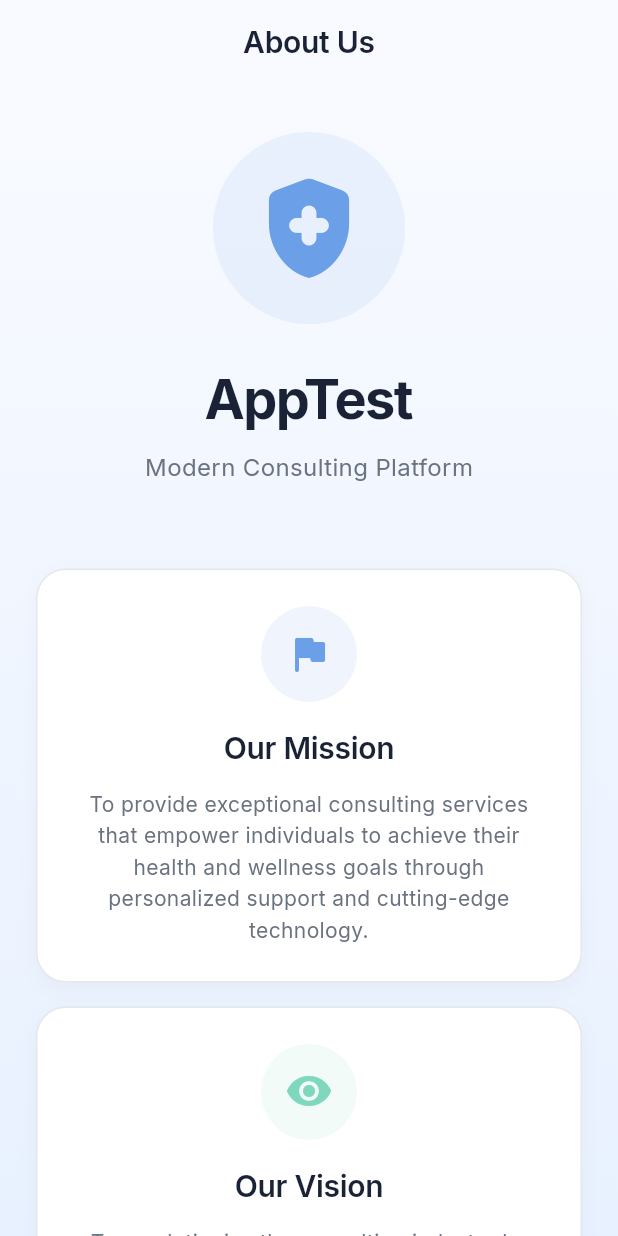
After one commit to santilanzb/apptest, a Flutter app: the AboutScreen screen opened by its route, on a phone screen of 412 x 824 dp. The commit adds this screen. Run offline on Flutter 3.47's test engine with Material 3 defaults, Android fonts, the phone set to English and light mode, and no system bars; our stand-ins replace flutter_dotenv, flutter_riverpod, go_router, google_fonts, supabase_flutter; accounts and stored records are empty.

Commit message:
feat: add About Us and Profile Edit screens with navigation

```diff
--- a/lib/core/router/app_router.dart
+++ b/lib/core/router/app_router.dart
@@ -7,6 +7,8 @@ import '../../presentation/screens/auth/signup_screen.dart';
 import '../../presentation/screens/auth/forgot_password_screen.dart';
 import '../../presentation/screens/home/home_screen.dart';
 import '../../presentation/screens/profile/profile_screen.dart';
+import '../../presentation/screens/profile/profile_edit_screen.dart';
+import '../../presentation/screens/about/about_screen.dart';
 import '../navigation/main_navigation_shell.dart';
 
 final goRouterProvider = Provider<GoRouter>((ref) {
@@ -88,6 +90,18 @@ final goRouterProvider = Provider<GoRouter>((ref) {
           ),
         ],
       ),
+
+      // Full-screen routes (without bottom nav)
+      GoRoute(
+        path: '/profile/edit',
+        name: 'profile-edit',
+        builder: (context, state) => const ProfileEditScreen(),
+      ),
+      GoRoute(
+        path: '/about',
+        name: 'about',
+        builder: (context, state) => const AboutScreen(),
+      ),
     ],
   );
 });
--- /dev/null
+++ b/lib/presentation/screens/about/about_screen.dart
@@ -0,0 +1,313 @@
+import 'package:flutter/material.dart';
+import '../../../core/constants/colors.dart';
+import '../../../core/constants/text_styles.dart';
+
+class AboutScreen extends StatelessWidget {
+  const AboutScreen({super.key});
+
+  @override
+  Widget build(BuildContext context) {
+    return Scaffold(
+      appBar: AppBar(
+        title: const Text('About Us'),
+        backgroundColor: Colors.transparent,
+        elevation: 0,
+      ),
+      body: Container(
+        decoration: const BoxDecoration(
+          gradient: LinearGradient(
+            begin: Alignment.topCenter,
+            end: Alignment.bottomCenter,
+            colors: [
+              Color(0xFFF8FAFF),
+              Color(0xFFE8F1FF),
+            ],
+          ),
+        ),
+        child: SingleChildScrollView(
+          child: Column(
+            children: [
+              // Hero Section
+              Container(
+                width: double.infinity,
+                padding: const EdgeInsets.all(32),
+                child: Column(
+                  children: [
+                    Container(
+                      padding: const EdgeInsets.all(24),
+                      decoration: BoxDecoration(
+                        color: AppColors.primary.withOpacity(0.1),
+                        shape: BoxShape.circle,
+                      ),
+                      child: const Icon(
+                        Icons.health_and_safety_rounded,
+                        size: 80,
+                        color: AppColors.primary,
+                      ),
+                    ),
+                    const SizedBox(height: 24),
+                    Text(
+                      'AppTest',
+                      style: AppTextStyles.display2,
+                    ),
+                    const SizedBox(height: 8),
+                    Text(
+                      'Modern Consulting Platform',
+                      style: AppTextStyles.bodyLarge.copyWith(
+                        color: AppColors.textSecondary,
+                      ),
+                    ),
+                  ],
+                ),
+              ),
+
+              // Mission Section
+              Padding(
+                padding: const EdgeInsets.all(24.0),
+                child: Column(
+                  children: [
+                    _buildSectionCard(
+                      icon: Icons.flag_rounded,
+                      title: 'Our Mission',
+                      description:
+                          'To provide exceptional consulting services that empower individuals to achieve their health and wellness goals through personalized support and cutting-edge technology.',
+                      color: AppColors.primary,
+                    ),
+                    const SizedBox(height: 16),
+
+                    _buildSectionCard(
+                      icon: Icons.visibility_rounded,
+                      title: 'Our Vision',
+                      description:
+                          'To revolutionize the consulting industry by creating seamless connections between clients and professionals, making expert guidance accessible to everyone.',
+                      color: AppColors.success,
+                    ),
+                    const SizedBox(height: 16),
+
+                    _buildSectionCard(
+                      icon: Icons.favorite_rounded,
+                      title: 'Our Values',
+                      description:
+                          'Integrity, excellence, innovation, and compassion guide everything we do. We believe in putting people first and delivering results that matter.',
+                      color: AppColors.accent,
+                    ),
+
+                    const SizedBox(height: 32),
+
+                    // Features Section
+                    Text(
+                      'What We Offer',
+                      style: AppTextStyles.h2,
+                    ),
+                    const SizedBox(height: 24),
+
+                    _buildFeatureItem(
+                      icon: Icons.chat_bubble_rounded,
+                      title: 'Real-time Communication',
+                      description: 'Connect with your team instantly through our integrated chat system.',
+                    ),
+                    const SizedBox(height: 16),
+
+                    _buildFeatureItem(
+                      icon: Icons.calendar_today_rounded,
+                      title: 'Easy Scheduling',
+                      description: 'Book appointments and manage your calendar effortlessly.',
+                    ),
+                    const SizedBox(height: 16),
+
+                    _buildFeatureItem(
+                      icon: Icons.shopping_bag_rounded,
+                      title: 'Product Catalog',
+                      description: 'Browse and order from our curated selection of health products.',
+                    ),
+                    const SizedBox(height: 16),
+
+                    _buildFeatureItem(
+                      icon: Icons.people_rounded,
+                      title: 'Expert Team',
+                      description: 'Work with certified health professionals and logistics experts.',
+                    ),
+
+                    const SizedBox(height: 32),
+
+                    // Contact Section
+                    Container(
+                      width: double.infinity,
+                      padding: const EdgeInsets.all(24),
+                      decoration: BoxDecoration(
+                        gradient: AppColors.primaryGradient,
+                        borderRadius: BorderRadius.circular(20),
+                        boxShadow: [
+                          BoxShadow(
+                            color: AppColors.primary.withOpacity(0.2),
+                            blurRadius: 20,
+                            offset: const Offset(0, 10),
+                          ),
+                        ],
+                      ),
+                      child: Column(
+                        children: [
+                          const Icon(
+                            Icons.email_rounded,
+                            color: Colors.white,
+                            size: 48,
+                          ),
+                          const SizedBox(height: 16),
+                          Text(
+                            'Get in Touch',
+                            style: AppTextStyles.h3.copyWith(
+                              color: Colors.white,
+                            ),
+                          ),
+                          const SizedBox(height: 8),
+                          Text(
+                            'Have questions? We\'re here to help!',
+                            textAlign: TextAlign.center,
+                            style: AppTextStyles.bodyMedium.copyWith(
+                              color: Colors.white70,
+                            ),
+                          ),
+                          const SizedBox(height: 16),
+                          Text(
+                            'support@apptest.com',
+                            style: AppTextStyles.bodyLarge.copyWith(
+                              color: Colors.white,
+                              fontWeight: FontWeight.w600,
+                            ),
+                          ),
+                        ],
+                      ),
+                    ),
+
+                    const SizedBox(height: 24),
+
+                    // App Info
+                    Text(
+                      'Version 1.0.0',
+                      style: AppTextStyles.caption.copyWith(
+                        color: AppColors.textTertiary,
+                      ),
+                    ),
+                    const SizedBox(height: 8),
+                    Text(
+                      '© 2025 AppTest. All rights reserved.',
+                      style: AppTextStyles.caption.copyWith(
+                        color: AppColors.textTertiary,
+                      ),
+                    ),
+                    const SizedBox(height: 32),
+                  ],
+                ),
+              ),
+            ],
+          ),
+        ),
+      ),
+    );
+  }
+
+  Widget _buildSectionCard({
+    required IconData icon,
+    required String title,
+    required String description,
+    required Color color,
+  }) {
+    return Container(
+      padding: const EdgeInsets.all(24),
+      decoration: BoxDecoration(
+        color: AppColors.surface,
+        borderRadius: BorderRadius.circular(20),
+        border: Border.all(color: AppColors.border),
+        boxShadow: [
+          BoxShadow(
+            color: Colors.black.withOpacity(0.03),
+            blurRadius: 10,
+            offset: const Offset(0, 4),
+          ),
+        ],
+      ),
+      child: Column(
+        children: [
+          Container(
+            padding: const EdgeInsets.all(16),
+            decoration: BoxDecoration(
+              color: color.withOpacity(0.1),
+              shape: BoxShape.circle,
+            ),
+            child: Icon(
+              icon,
+              color: color,
+              size: 32,
+            ),
+          ),
+          const SizedBox(height: 16),
+          Text(
+            title,
+            style: AppTextStyles.h3,
+            textAlign: TextAlign.center,
+          ),
+          const SizedBox(height: 12),
+          Text(
+            description,
+            style: AppTextStyles.bodyMedium.copyWith(
+              color: AppColors.textSecondary,
+            ),
+            textAlign: TextAlign.center,
+          ),
+        ],
+      ),
+    );
+  }
+
+  Widget _buildFeatureItem({
+    required IconData icon,
+    required String title,
+    required String description,
+  }) {
+    return Container(
+      padding: const EdgeInsets.all(16),
+      decoration: BoxDecoration(
+        color: AppColors.surface,
+        borderRadius: BorderRadius.circular(12),
+        border: Border.all(color: AppColors.border),
+      ),
+      child: Row(
+        children: [
+          Container(
+            padding: const EdgeInsets.all(12),
+            decoration: BoxDecoration(
+              color: AppColors.primary.withOpacity(0.1),
+              borderRadius: BorderRadius.circular(12),
+            ),
+            child: Icon(
+              icon,
+              color: AppColors.primary,
+              size: 28,
+            ),
+          ),
+          const SizedBox(width: 16),
+          Expanded(
+            child: Column(
+              crossAxisAlignment: CrossAxisAlignment.start,
+              children: [
+                Text(
+                  title,
+                  style: AppTextStyles.bodyLarge.copyWith(
+                    fontWeight: FontWeight.w600,
+                  ),
+                ),
+                const SizedBox(height: 4),
+                Text(
+                  description,
+                  style: AppTextStyles.bodySmall.copyWith(
+                    color: AppColors.textSecondary,
+                  ),
+                ),
+              ],
+            ),
+          ),
+        ],
+      ),
+    );
+  }
+}
```
Also changed, not shown: lib/presentation/screens/profile/profile_edit_screen.dart (added, +311 -0 lines), lib/presentation/screens/profile/profile_screen.dart (+2 -8 lines).
